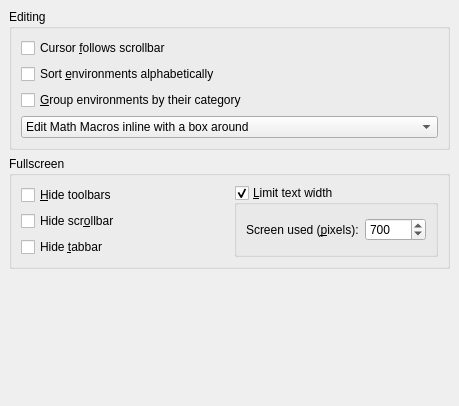
Above: src/frontends/qt4/ui/PrefEditUi.ui from rpavlik/lyx-lucid-backport before the change. Below: the same form after it.
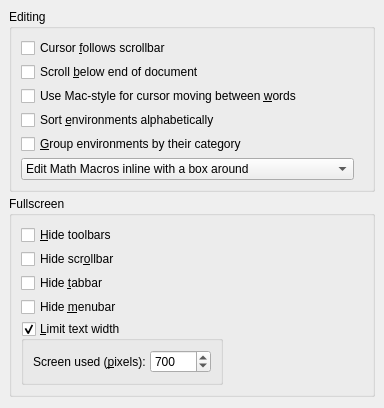
That is the form after the change.

What changed in the file:
```diff
--- a/src/frontends/qt4/ui/PrefEditUi.ui
+++ b/src/frontends/qt4/ui/PrefEditUi.ui
@@ -5,14 +5,12 @@
    <rect>
     <x>0</x>
     <y>0</y>
-    <width>459</width>
-    <height>406</height>
+    <width>384</width>
+    <height>408</height>
    </rect>
   </property>
   <property name="sizePolicy" >
-   <sizepolicy>
-    <hsizetype>0</hsizetype>
-    <vsizetype>0</vsizetype>
+   <sizepolicy vsizetype="Fixed" hsizetype="Fixed" >
     <horstretch>0</horstretch>
     <verstretch>0</verstretch>
    </sizepolicy>
@@ -20,13 +18,7 @@
   <property name="windowTitle" >
    <string/>
   </property>
-  <layout class="QVBoxLayout" >
-   <property name="margin" >
-    <number>9</number>
-   </property>
-   <property name="spacing" >
-    <number>6</number>
-   </property>
+  <layout class="QVBoxLayout" name="verticalLayout" >
    <item>
     <widget class="QGroupBox" name="scrollGB" >
      <property name="title" >
@@ -38,35 +30,36 @@
      <property name="flat" >
       <bool>true</bool>
      </property>
-     <layout class="QVBoxLayout" >
-      <property name="margin" >
-       <number>9</number>
-      </property>
-      <property name="spacing" >
-       <number>6</number>
-      </property>
-      <item>
+     <layout class="QGridLayout" name="gridLayout" >
+      <item row="0" column="0" >
        <widget class="QCheckBox" name="cursorFollowsCB" >
         <property name="text" >
          <string>Cursor &amp;follows scrollbar</string>
         </property>
        </widget>
       </item>
-      <item>
+      <item row="2" column="0" >
+       <widget class="QCheckBox" name="scrollBelowCB" >
+        <property name="text" >
+         <string>Scroll &amp;below end of document</string>
+        </property>
+       </widget>
+      </item>
+      <item row="4" column="0" >
        <widget class="QCheckBox" name="sortEnvironmentsCB" >
         <property name="text" >
          <string>Sort &amp;environments alphabetically</string>
         </property>
        </widget>
       </item>
-      <item>
+      <item row="5" column="0" >
        <widget class="QCheckBox" name="groupEnvironmentsCB" >
         <property name="text" >
          <string>&amp;Group environments by their category</string>
         </property>
        </widget>
       </item>
-      <item>
+      <item row="6" column="0" >
        <widget class="QComboBox" name="macroEditStyleCO" >
         <item>
          <property name="text" >
@@ -85,6 +78,29 @@
         </item>
        </widget>
       </item>
+      <item row="6" column="1" >
+       <spacer name="horizontalSpacer" >
+        <property name="orientation" >
+         <enum>Qt::Horizontal</enum>
+        </property>
+        <property name="sizeHint" stdset="0" >
+         <size>
+          <width>40</width>
+          <height>20</height>
+         </size>
+        </property>
+       </spacer>
+      </item>
+      <item row="3" column="0" >
+       <widget class="QCheckBox" name="macLikeWordMovementCB" >
+        <property name="toolTip" >
+         <string>Skip trailing non-word characters</string>
+        </property>
+        <property name="text" >
+         <string>Use Mac-style for cursor moving between &amp;words</string>
+        </property>
+       </widget>
+      </item>
      </layout>
     </widget>
    </item>
@@ -99,28 +115,63 @@
      <property name="flat" >
       <bool>true</bool>
      </property>
-     <layout class="QGridLayout" >
-      <property name="margin" >
-       <number>9</number>
-      </property>
-      <property name="spacing" >
-       <number>6</number>
-      </property>
-      <item rowspan="3" row="0" column="2" >
+     <layout class="QGridLayout" name="gridLayout_2" >
+      <item row="0" column="0" >
+       <widget class="QCheckBox" name="toggleToolbarsCB" >
+        <property name="sizePolicy" >
+         <sizepolicy vsizetype="Fixed" hsizetype="Fixed" >
+          <horstretch>0</horstretch>
+          <verstretch>0</verstretch>
+         </sizepolicy>
+        </property>
+        <property name="text" >
+         <string>&amp;Hide toolbars</string>
+        </property>
+       </widget>
+      </item>
+      <item row="1" column="0" >
+       <widget class="QCheckBox" name="toggleScrollbarCB" >
+        <property name="text" >
+         <string>Hide scr&amp;ollbar</string>
+        </property>
+       </widget>
+      </item>
+      <item row="2" column="0" >
+       <widget class="QCheckBox" name="toggleTabbarCB" >
+        <property name="text" >
+         <string>Hide &amp;tabbar</string>
+        </property>
+       </widget>
+      </item>
+      <item row="3" column="0" >
+       <widget class="QCheckBox" name="toggleMenubarCB" >
+        <property name="text" >
+         <string>Hide &amp;menubar</string>
+        </property>
+       </widget>
+      </item>
+      <item row="4" column="0" >
        <widget class="QGroupBox" name="fullscreenLimitGB" >
         <property name="title" >
          <string>&amp;Limit text width</string>
         </property>
+        <property name="flat" >
+         <bool>true</bool>
+        </property>
         <property name="checkable" >
          <bool>true</bool>
         </property>
-        <layout class="QGridLayout" >
-         <property name="margin" >
-          <number>9</number>
-         </property>
-         <property name="spacing" >
-          <number>6</number>
-         </property>
+        <layout class="QGridLayout" name="gridLayout_3" >
+         <item row="0" column="0" >
+          <widget class="QLabel" name="label_2" >
+           <property name="text" >
+            <string>Screen used (&amp;pixels):</string>
+           </property>
+           <property name="buddy" >
+            <cstring>fullscreenWidthSB</cstring>
+           </property>
+          </widget>
+         </item>
          <item row="0" column="1" >
           <widget class="QSpinBox" name="fullscreenWidthSB" >
            <property name="maximum" >
@@ -137,61 +188,22 @@
            </property>
           </widget>
          </item>
-         <item row="0" column="0" >
-          <widget class="QLabel" name="label_2" >
-           <property name="text" >
-            <string>Screen used (&amp;pixels):</string>
-           </property>
-           <property name="buddy" >
-            <cstring>fullscreenWidthSB</cstring>
-           </property>
-          </widget>
-         </item>
         </layout>
        </widget>
       </item>
-      <item row="1" column="1" >
-       <spacer>
+      <item row="4" column="1" >
+       <spacer name="horizontalSpacer_2" >
         <property name="orientation" >
          <enum>Qt::Horizontal</enum>
         </property>
-        <property name="sizeHint" >
+        <property name="sizeHint" stdset="0" >
          <size>
-          <width>40</width>
+          <width>157</width>
           <height>20</height>
          </size>
         </property>
        </spacer>
       </item>
-      <item row="2" column="0" >
-       <widget class="QCheckBox" name="toggleTabbarCB" >
-        <property name="text" >
-         <string>Hide &amp;tabbar</string>
-        </property>
-       </widget>
-      </item>
-      <item row="1" column="0" >
-       <widget class="QCheckBox" name="toggleScrollbarCB" >
-        <property name="text" >
-         <string>Hide scr&amp;ollbar</string>
-        </property>
-       </widget>
-      </item>
-      <item row="0" column="0" >
-       <widget class="QCheckBox" name="toggleToolbarsCB" >
-        <property name="sizePolicy" >
-         <sizepolicy>
-          <hsizetype>0</hsizetype>
-          <vsizetype>0</vsizetype>
-          <horstretch>0</horstretch>
-          <verstretch>0</verstretch>
-         </sizepolicy>
-        </property>
-        <property name="text" >
-         <string>&amp;Hide toolbars</string>
-        </property>
-       </widget>
-      </item>
      </layout>
     </widget>
    </item>
@@ -200,10 +212,10 @@
      <property name="orientation" >
       <enum>Qt::Vertical</enum>
      </property>
-     <property name="sizeHint" >
+     <property name="sizeHint" stdset="0" >
       <size>
-       <width>395</width>
-       <height>16</height>
+       <width>0</width>
+       <height>0</height>
       </size>
      </property>
     </spacer>
```
Left out of the diff: 7 changed lines with no effect on the pictures.
